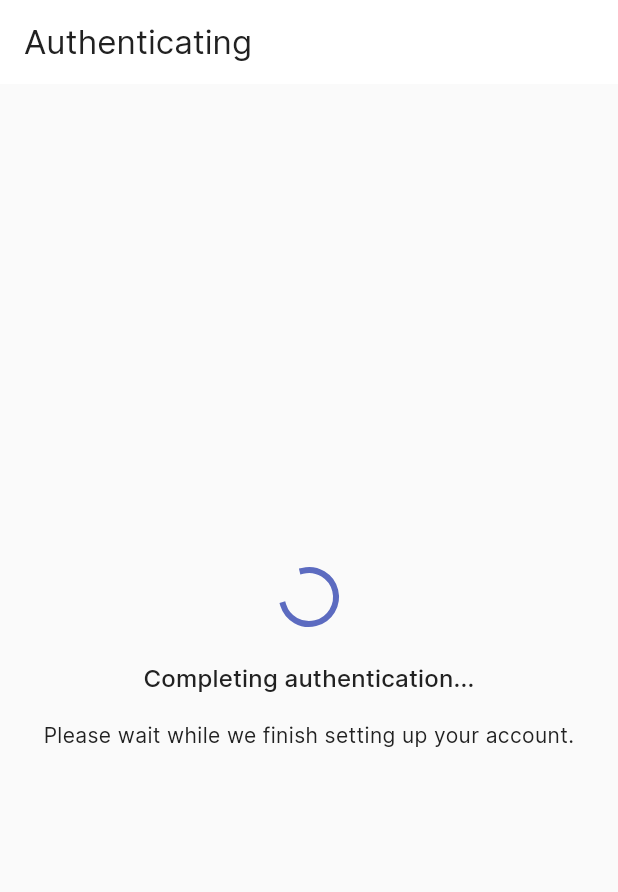
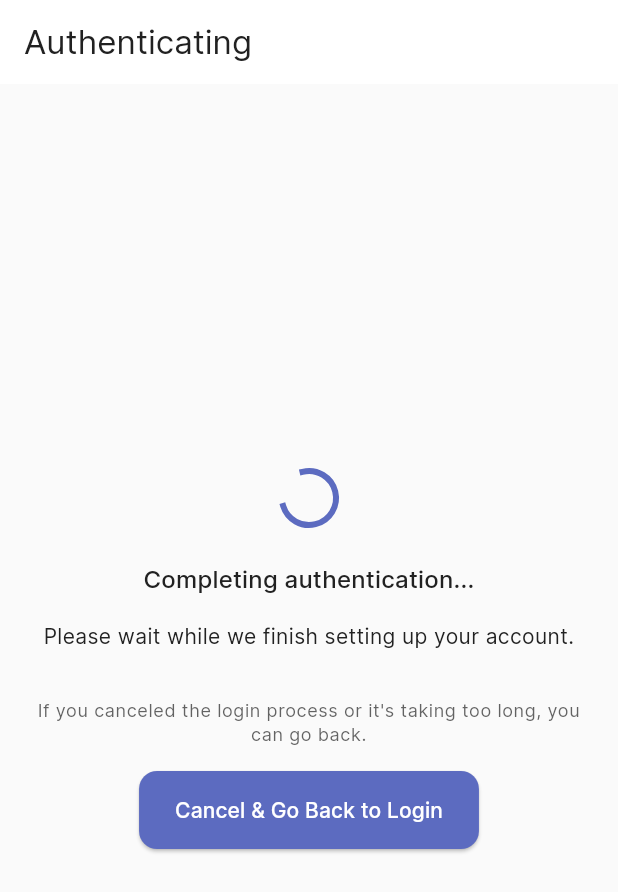
Before and after one commit to DimazzzZ/pixelodon, a Flutter app: the OAuthCallbackScreen screen opened directly with empty values, on a phone screen of 412 x 824 dp. Shown: the top 892 px of the screen. Run offline on Flutter 3.47's test engine with Material 3 defaults, Android fonts, the light colour scheme and no system bars; our stand-ins replace app_links, cached_network_image, dio, flutter_html, flutter_riverpod, flutter_secure_storage and 4 more; missing offline and left inert: flutter_web_auth_2; accounts and stored records are empty; generated files the repository leaves out were written again.

Commit message:
multi-account ux fixes

```diff
--- a/lib/core/routing/app_router.dart
+++ b/lib/core/routing/app_router.dart
@@ -13,7 +13,7 @@ final appRouterProvider = Provider<GoRouter>((ref) {
   final authRepository = ref.watch(authRepositoryProvider);
 
   return GoRouter(
-    initialLocation: '/auth/login',
+    initialLocation: '/',
     debugLogDiagnostics: true,
 
     // Global redirect function to handle authentication
@@ -23,14 +23,19 @@ final appRouterProvider = Provider<GoRouter>((ref) {
       final isLoggingIn = state.matchedLocation.startsWith('/auth');
       final isOAuthCallback = state.matchedLocation == '/oauth/callback';
 
+      // If on root path, redirect based on authentication status
+      if (state.matchedLocation == '/') {
+        return isLoggedIn ? '/home' : '/auth/login';
+      }
+
       // If the user is not logged in and not on the login screen or OAuth callback, redirect to login
       if (!isLoggedIn && !isLoggingIn && !isOAuthCallback) {
         return '/auth/login';
       }
 
-      // If the user is logged in and on the login screen, redirect to home
-      // But don't redirect if on the callback screen (to allow adding accounts)
-      if (isLoggedIn && isLoggingIn && state.matchedLocation != '/auth/callback') {
+      // If the user is logged in and on the login screen, allow it (for adding accounts)
+      // But don't redirect if on the callback screen
+      if (isLoggedIn && isLoggingIn && state.matchedLocation != '/auth/callback' && state.matchedLocation != '/auth/login') {
         return '/home';
       }
 
--- a/lib/features/auth/screens/oauth_callback_screen.dart
+++ b/lib/features/auth/screens/oauth_callback_screen.dart
@@ -1,3 +1,4 @@
+import 'dart:async';
 import 'package:flutter/material.dart';
 import 'package:flutter_riverpod/flutter_riverpod.dart';
 import 'package:go_router/go_router.dart';
@@ -31,6 +32,8 @@ class _OAuthCallbackScreenState extends ConsumerState<OAuthCallbackScreen> {
   bool _isLoading = true;
   String? _errorMessage;
   late AppLinks _appLinks;
+  Timer? _timeoutTimer;
+  static const int _timeoutSeconds = 60; // 1 minute timeout
 
   @override
   void initState() {
@@ -38,6 +41,21 @@ class _OAuthCallbackScreenState extends ConsumerState<OAuthCallbackScreen> {
     _appLinks = AppLinks();
     _setupDeepLinkListener();
     _handleCallback();
+    _startTimeout();
+  }
+
+  @override
+  void dispose() {
+    _timeoutTimer?.cancel();
+    super.dispose();
+  }
+
+  void _startTimeout() {
+    _timeoutTimer = Timer(const Duration(seconds: _timeoutSeconds), () {
+      if (mounted && _isLoading) {
+        _setError('Authentication timed out. You may have canceled the login process.');
+      }
+    });
   }
 
   void _setupDeepLinkListener() {
@@ -152,6 +170,19 @@ class _OAuthCallbackScreenState extends ConsumerState<OAuthCallbackScreen> {
                   style: theme.textTheme.bodyMedium,
                   textAlign: TextAlign.center,
                 ),
+                const SizedBox(height: 32),
+                Text(
+                  'If you canceled the login process or it\'s taking too long, you can go back.',
+                  style: theme.textTheme.bodySmall?.copyWith(
+                    color: theme.colorScheme.onSurface.withOpacity(0.7),
+                  ),
+                  textAlign: TextAlign.center,
+                ),
+                const SizedBox(height: 16),
+                ElevatedButton(
+                  onPressed: () => context.go('/auth/login'),
+                  child: const Text('Cancel & Go Back to Login'),
+                ),
               ] else if (_errorMessage != null) ...[
                 Icon(
                   Icons.error_outline,
--- a/lib/features/settings/screens/settings_screen.dart
+++ b/lib/features/settings/screens/settings_screen.dart
@@ -1,6 +1,7 @@
 import 'package:flutter/material.dart';
 import 'package:flutter_riverpod/flutter_riverpod.dart';
 import 'package:go_router/go_router.dart';
+import 'package:pixelodon/features/app_shell/app_shell.dart';
 import 'package:pixelodon/models/instance.dart';
 import 'package:pixelodon/providers/auth_provider.dart';
 
@@ -365,6 +366,10 @@ class SettingsScreen extends ConsumerWidget {
     final authRepository = ref.read(authRepositoryProvider);
     authRepository.setActiveInstance(domain);
 
+    // Navigate to home and update bottom navigation state
+    ref.read(currentIndexProvider.notifier).state = 0; // Set to Home tab
+    context.go('/home');
+
     ScaffoldMessenger.of(context).showSnackBar(
       SnackBar(
         content: Text('Switched to account on $domain'),
```
Also changed, not shown: lib/features/auth/screens/login_screen.dart (+13 -0 lines).
